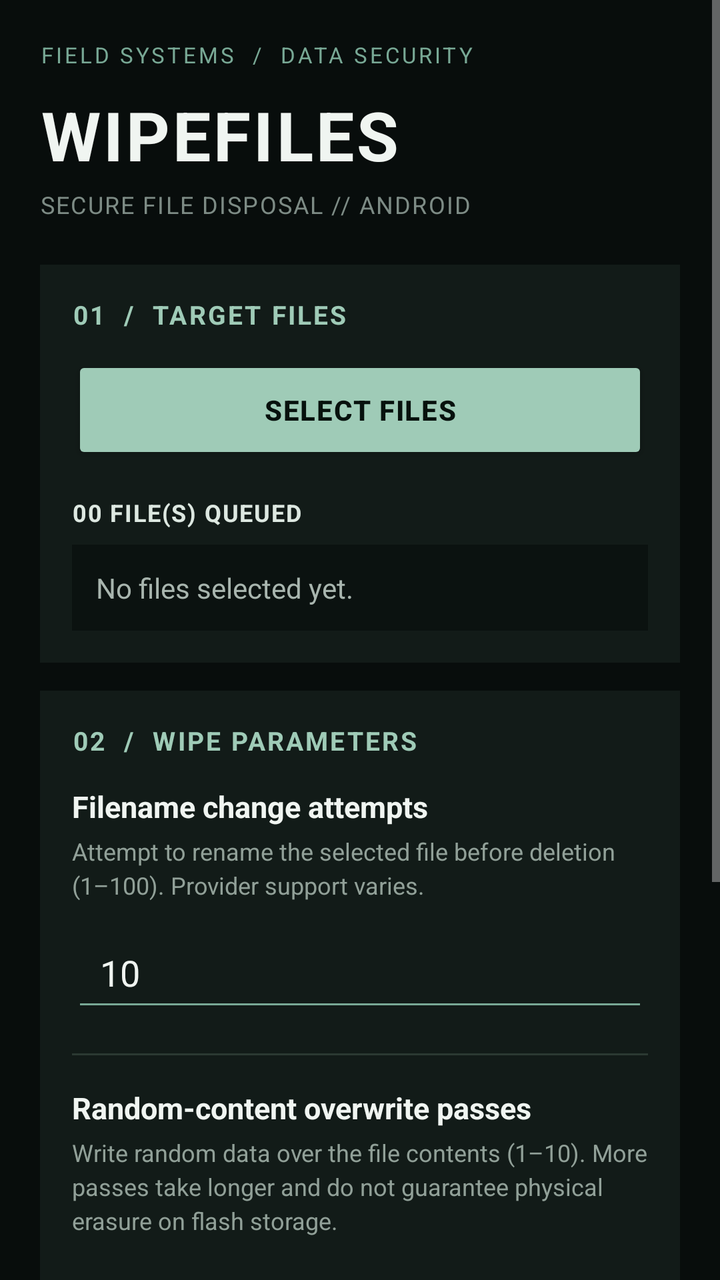
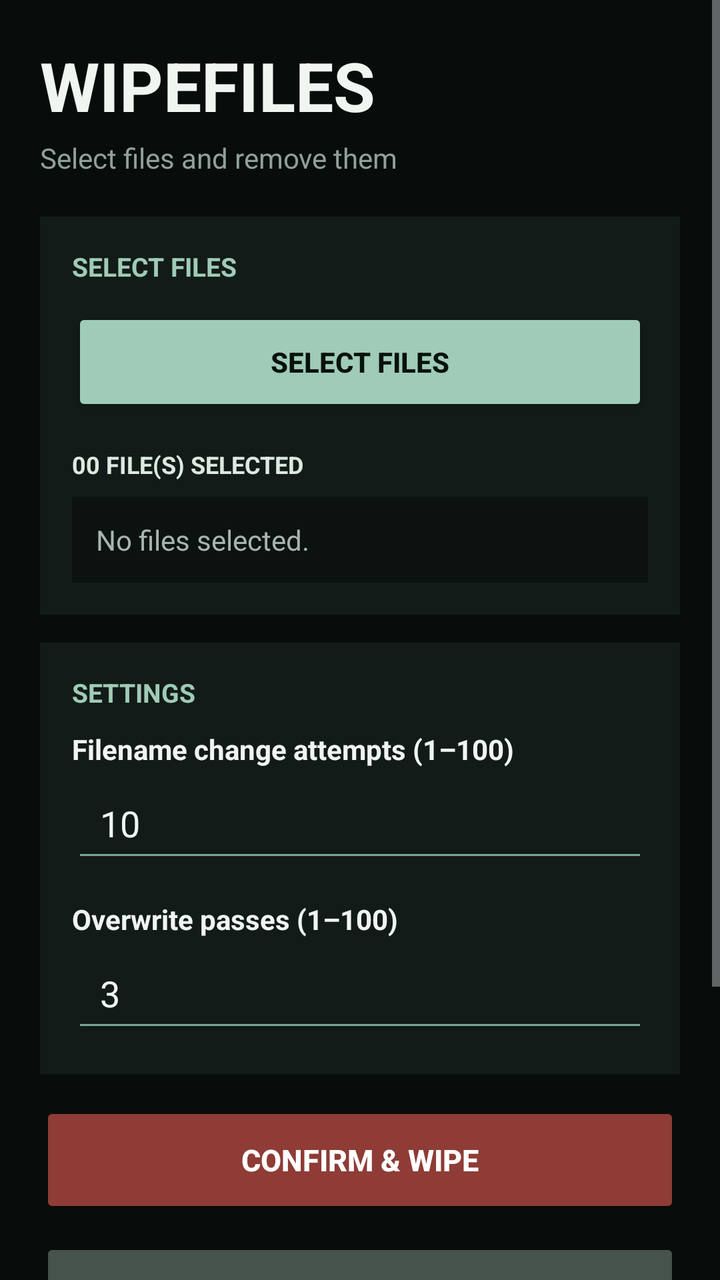

An Android layout rendered at two revisions. The XML below is the earlier revision; the diff shows what the commit changed to produce the second picture.
<!-- AndroidManifest.xml: activity theme android:Theme.Material.NoActionBar -->
<!-- res/layout/activity_main.xml -->
<?xml version="1.0" encoding="utf-8"?>
<ScrollView xmlns:android="http://schemas.android.com/apk/res/android"
    android:layout_width="match_parent"
    android:layout_height="match_parent"
    android:background="#080D0C"
    android:fillViewport="true"
    android:overScrollMode="never">

    <LinearLayout
        android:layout_width="match_parent"
        android:layout_height="wrap_content"
        android:orientation="vertical"
        android:padding="20dp">

        <TextView
            android:layout_width="match_parent"
            android:layout_height="wrap_content"
            android:text="FIELD SYSTEMS  /  DATA SECURITY"
            android:textColor="#78A895"
            android:textSize="11sp"
            android:letterSpacing="0.12"
            android:layout_marginBottom="10dp" />

        <TextView
            android:layout_width="match_parent"
            android:layout_height="wrap_content"
            android:text="WIPEFILES"
            android:textColor="#F0F5F1"
            android:textSize="34sp"
            android:textStyle="bold"
            android:letterSpacing="0.04" />

        <TextView
            android:layout_width="match_parent"
            android:layout_height="wrap_content"
            android:text="SECURE FILE DISPOSAL // ANDROID"
            android:textColor="#7D8B85"
            android:textSize="12sp"
            android:letterSpacing="0.06"
            android:layout_marginTop="4dp"
            android:layout_marginBottom="22dp" />

        <LinearLayout
            android:layout_width="match_parent"
            android:layout_height="wrap_content"
            android:orientation="vertical"
            android:padding="16dp"
            android:background="#121B18"
            android:layout_marginBottom="14dp">

            <TextView
                android:layout_width="match_parent"
                android:layout_height="wrap_content"
                android:text="01  /  TARGET FILES"
                android:textColor="#9FCBB7"
                android:textStyle="bold"
                android:textSize="13sp"
                android:letterSpacing="0.08"
                android:layout_marginBottom="12dp" />

            <Button
                android:id="@+id/btnPick"
                android:layout_width="match_parent"
                android:layout_height="54dp"
                android:text="SELECT FILES"
                android:textColor="#07110D"
                android:textStyle="bold"
                android:backgroundTint="#9FCBB7"
                android:letterSpacing="0.04" />

            <TextView
                android:id="@+id/selectedCount"
                android:layout_width="match_parent"
                android:layout_height="wrap_content"
                android:text="00 FILE(S) QUEUED"
                android:textColor="#DDE8E1"
                android:textSize="12sp"
                android:textStyle="bold"
                android:letterSpacing="0.05"
                android:layout_marginTop="16dp"
                android:layout_marginBottom="8dp" />

            <TextView
                android:id="@+id/selectedFiles"
                android:layout_width="match_parent"
                android:layout_height="wrap_content"
                android:text="No files selected yet."
                android:textColor="#A8B5AE"
                android:textSize="14sp"
                android:lineSpacingExtra="5dp"
                android:padding="12dp"
                android:background="#0B1210"
                android:textIsSelectable="true" />
        </LinearLayout>

        <LinearLayout
            android:layout_width="match_parent"
            android:layout_height="wrap_content"
            android:orientation="vertical"
            android:padding="16dp"
            android:background="#121B18"
            android:layout_marginBottom="14dp">

            <TextView
                android:layout_width="match_parent"
                android:layout_height="wrap_content"
                android:text="02  /  WIPE PARAMETERS"
                android:textColor="#9FCBB7"
                android:textStyle="bold"
                android:textSize="13sp"
                android:letterSpacing="0.08"
                android:layout_marginBottom="14dp" />

            <TextView
                android:layout_width="match_parent"
                android:layout_height="wrap_content"
                android:text="Filename change attempts"
                android:textColor="#F0F5F1"
                android:textSize="15sp"
                android:textStyle="bold" />

            <TextView
                android:layout_width="match_parent"
                android:layout_height="wrap_content"
                android:text="Attempt to rename the selected file before deletion (1–100). Provider support varies."
                android:textColor="#91A098"
                android:textSize="12sp"
                android:lineSpacingExtra="3dp"
                android:layout_marginTop="4dp"
                android:layout_marginBottom="8dp" />

            <EditText
                android:id="@+id/editNameChanges"
                android:layout_width="match_parent"
                android:layout_height="52dp"
                android:backgroundTint="#78A895"
                android:inputType="number"
                android:maxLength="3"
                android:paddingStart="14dp"
                android:paddingEnd="14dp"
                android:text="10"
                android:textColor="#F0F5F1"
                android:textColorHint="#718078"
                android:textSize="18sp"
                android:selectAllOnFocus="true"
                android:hint="1–100" />

            <View
                android:layout_width="match_parent"
                android:layout_height="1dp"
                android:background="#2B3932"
                android:layout_marginTop="16dp"
                android:layout_marginBottom="16dp" />

            <TextView
                android:layout_width="match_parent"
                android:layout_height="wrap_content"
                android:text="Random-content overwrite passes"
                android:textColor="#F0F5F1"
                android:textSize="15sp"
                android:textStyle="bold" />

            <TextView
                android:layout_width="match_parent"
                android:layout_height="wrap_content"
                android:text="Write random data over the file contents (1–10). More passes take longer and do not guarantee physical erasure on flash storage."
                android:textColor="#91A098"
                android:textSize="12sp"
                android:lineSpacingExtra="3dp"
                android:layout_marginTop="4dp"
                android:layout_marginBottom="8dp" />

            <EditText
                android:id="@+id/editContentPasses"
                android:layout_width="match_parent"
                android:layout_height="52dp"
                android:backgroundTint="#78A895"
                android:inputType="number"
                android:maxLength="2"
                android:paddingStart="14dp"
                android:paddingEnd="14dp"
                android:text="3"
                android:textColor="#F0F5F1"
                android:textColorHint="#718078"
                android:textSize="18sp"
                android:selectAllOnFocus="true"
                android:hint="1–10" />
        </LinearLayout>

        <Button
            android:id="@+id/btnWipe"
            android:layout_width="match_parent"
            android:layout_height="58dp"
            android:text="CONFIRM &amp; WIPE"
            android:textColor="#FFFFFF"
            android:textStyle="bold"
            android:textSize="15sp"
            android:letterSpacing="0.05"
            android:backgroundTint="#8E3C35"
            android:layout_marginBottom="14dp" />

        <LinearLayout
            android:layout_width="match_parent"
            android:layout_height="wrap_content"
            android:orientation="vertical"
            android:padding="16dp"
            android:background="#121B18">

            <TextView
                android:layout_width="match_parent"
                android:layout_height="wrap_content"
                android:text="OPERATION LOG"
                android:textColor="#9FCBB7"
                android:textStyle="bold"
                android:textSize="12sp"
                android:letterSpacing="0.08"
                android:layout_marginBottom="8dp" />

            <TextView
                android:id="@+id/status"
                android:layout_width="match_parent"
                android:layout_height="wrap_content"
                android:text="READY // Waiting for file selection"
                android:textColor="#DDE8E1"
                android:textSize="13sp"
                android:lineSpacingExtra="4dp"
                android:textIsSelectable="true" />
        </LinearLayout>

        <TextView
            android:layout_width="match_parent"
            android:layout_height="wrap_content"
            android:text="BEST-EFFORT ONLY  ·  STORAGE PROVIDERS AND FLASH MEMORY LIMIT ERASURE GUARANTEES"
            android:textColor="#718078"
            android:textSize="10sp"
            android:gravity="center"
            android:letterSpacing="0.04"
            android:lineSpacingExtra="3dp"
            android:layout_marginTop="18dp"
            android:layout_marginBottom="8dp" />

    </LinearLayout>
</ScrollView>
<!-- resources referenced by this layout -->
<resources>

</resources>

<!-- the commit's change to res/layout/activity_main.xml (unified diff, before → after) -->
@@ -1,243 +1,28 @@
 <?xml version="1.0" encoding="utf-8"?>
-<ScrollView xmlns:android="http://schemas.android.com/apk/res/android"
-    android:layout_width="match_parent"
-    android:layout_height="match_parent"
-    android:background="#080D0C"
-    android:fillViewport="true"
-    android:overScrollMode="never">
+<ScrollView xmlns:android="http://schemas.android.com/apk/res/android" android:layout_width="match_parent" android:layout_height="match_parent" android:background="#080D0C" android:fillViewport="true">
+<LinearLayout android:layout_width="match_parent" android:layout_height="wrap_content" android:orientation="vertical" android:padding="20dp">
+<TextView android:layout_width="match_parent" android:layout_height="wrap_content" android:text="WIPEFILES" android:textColor="#F0F5F1" android:textSize="34sp" android:textStyle="bold" android:layout_marginBottom="4dp"/>
+<TextView android:layout_width="match_parent" android:layout_height="wrap_content" android:text="Select files and remove them" android:textColor="#91A098" android:textSize="14sp" android:layout_marginBottom="20dp"/>
+<LinearLayout android:layout_width="match_parent" android:layout_height="wrap_content" android:orientation="vertical" android:padding="16dp" android:background="#121B18" android:layout_marginBottom="14dp">
+<TextView android:layout_width="match_parent" android:layout_height="wrap_content" android:text="SELECT FILES" android:textColor="#9FCBB7" android:textStyle="bold" android:textSize="13sp" android:layout_marginBottom="12dp"/>
+<Button android:id="@+id/btnPick" android:layout_width="match_parent" android:layout_height="54dp" android:text="SELECT FILES" android:textColor="#07110D" android:textStyle="bold" android:backgroundTint="#9FCBB7"/>
+<TextView android:id="@+id/selectedCount" android:layout_width="match_parent" android:layout_height="wrap_content" android:text="00 FILE(S) SELECTED" android:textColor="#DDE8E1" android:textSize="12sp" android:textStyle="bold" android:layout_marginTop="16dp" android:layout_marginBottom="8dp"/>
+<TextView android:id="@+id/selectedFiles" android:layout_width="match_parent" android:layout_height="wrap_content" android:text="No files selected." android:textColor="#A8B5AE" android:textSize="14sp" android:lineSpacingExtra="5dp" android:padding="12dp" android:background="#0B1210" android:textIsSelectable="true"/>
+</LinearLayout>
+<LinearLayout android:layout_width="match_parent" android:layout_height="wrap_content" android:orientation="vertical" android:padding="16dp" android:background="#121B18" android:layout_marginBottom="14dp">
+<TextView android:layout_width="match_parent" android:layout_height="wrap_content" android:text="SETTINGS" android:textColor="#9FCBB7" android:textStyle="bold" android:textSize="13sp" android:layout_marginBottom="10dp"/>
+<TextView android:layout_width="match_parent" android:layout_height="wrap_content" android:text="Filename change attempts (1–100)" android:textColor="#F0F5F1" android:textStyle="bold" android:textSize="14sp"/>
+<EditText android:id="@+id/editNameChanges" android:layout_width="match_parent" android:layout_height="52dp" android:backgroundTint="#78A895" android:inputType="number" android:maxLength="3" android:paddingStart="14dp" android:paddingEnd="14dp" android:text="10" android:textColor="#F0F5F1" android:textSize="18sp" android:selectAllOnFocus="true"/>
+<TextView android:layout_width="match_parent" android:layout_height="wrap_content" android:text="Overwrite passes (1–100)" android:textColor="#F0F5F1" android:textStyle="bold" android:textSize="14sp" android:layout_marginTop="14dp"/>
+<EditText android:id="@+id/editContentPasses" android:layout_width="match_parent" android:layout_height="52dp" android:backgroundTint="#78A895" android:inputType="number" android:maxLength="3" android:paddingStart="14dp" android:paddingEnd="14dp" android:text="3" android:textColor="#F0F5F1" android:textSize="18sp" android:selectAllOnFocus="true"/>
+</LinearLayout>
+<Button android:id="@+id/btnWipe" android:layout_width="match_parent" android:layout_height="58dp" android:text="CONFIRM &amp; WIPE" android:textColor="#FFFFFF" android:textStyle="bold" android:textSize="15sp" android:backgroundTint="#8E3C35" android:layout_marginBottom="10dp"/>
+<Button android:id="@+id/btnCancel" android:layout_width="match_parent" android:layout_height="52dp" android:text="CANCEL OPERATION" android:textColor="#FFFFFF" android:textStyle="bold" android:backgroundTint="#46534C" android:layout_marginBottom="14dp"/>
+<LinearLayout android:layout_width="match_parent" android:layout_height="wrap_content" android:orientation="vertical" android:padding="16dp" android:background="#121B18">
+<TextView android:layout_width="match_parent" android:layout_height="wrap_content" android:text="PROGRESS" android:textColor="#9FCBB7" android:textStyle="bold" android:textSize="13sp" android:layout_marginBottom="8dp"/>
+<TextView android:id="@+id/stage" android:layout_width="match_parent" android:layout_height="wrap_content" android:text="READY" android:textColor="#F0F5F1" android:textStyle="bold" android:textSize="16sp" android:layout_marginBottom="8dp"/>
+<ProgressBar android:id="@+id/progressBar" style="?android:attr/progressBarStyleHorizontal" android:layout_width="match_parent" android:layout_height="8dp" android:max="100" android:progress="0" android:progressTint="#9FCBB7" android:progressBackgroundTint="#2B3932" android:layout_marginBottom="12dp"/>
+<TextView android:id="@+id/status" android:layout_width="match_parent" android:layout_height="wrap_content" android:text="Select files, review settings, then confirm." android:textColor="#DDE8E1" android:textSize="13sp" android:lineSpacingExtra="4dp" android:textIsSelectable="true"/>
+</LinearLayout>
 
-    <LinearLayout
-        android:layout_width="match_parent"
-        android:layout_height="wrap_content"
-        android:orientation="vertical"
-        android:padding="20dp">
-
-        <TextView
-            android:layout_width="match_parent"
-            android:layout_height="wrap_content"
-            android:text="FIELD SYSTEMS  /  DATA SECURITY"
-            android:textColor="#78A895"
-            android:textSize="11sp"
-            android:letterSpacing="0.12"
-            android:layout_marginBottom="10dp" />
-
-        <TextView
-            android:layout_width="match_parent"
-            android:layout_height="wrap_content"
-            android:text="WIPEFILES"
-            android:textColor="#F0F5F1"
-            android:textSize="34sp"
-            android:textStyle="bold"
-            android:letterSpacing="0.04" />
-
-        <TextView
-            android:layout_width="match_parent"
-            android:layout_height="wrap_content"
-            android:text="SECURE FILE DISPOSAL // ANDROID"
-            android:textColor="#7D8B85"
-            android:textSize="12sp"
-            android:letterSpacing="0.06"
-            android:layout_marginTop="4dp"
-            android:layout_marginBottom="22dp" />
-
-        <LinearLayout
-            android:layout_width="match_parent"
-            android:layout_height="wrap_content"
-            android:orientation="vertical"
-            android:padding="16dp"
-            android:background="#121B18"
-            android:layout_marginBottom="14dp">
-
-            <TextView
-                android:layout_width="match_parent"
-                android:layout_height="wrap_content"
-                android:text="01  /  TARGET FILES"
-                android:textColor="#9FCBB7"
-                android:textStyle="bold"
-                android:textSize="13sp"
-                android:letterSpacing="0.08"
-                android:layout_marginBottom="12dp" />
-
-            <Button
-                android:id="@+id/btnPick"
-                android:layout_width="match_parent"
-                android:layout_height="54dp"
-                android:text="SELECT FILES"
-                android:textColor="#07110D"
-                android:textStyle="bold"
-                android:backgroundTint="#9FCBB7"
-                android:letterSpacing="0.04" />
-
-            <TextView
-                android:id="@+id/selectedCount"
-                android:layout_width="match_parent"
-                android:layout_height="wrap_content"
-                android:text="00 FILE(S) QUEUED"
-                android:textColor="#DDE8E1"
-                android:textSize="12sp"
-                android:textStyle="bold"
-                android:letterSpacing="0.05"
-                android:layout_marginTop="16dp"
-                android:layout_marginBottom="8dp" />
-
-            <TextView
-                android:id="@+id/selectedFiles"
-                android:layout_width="match_parent"
-                android:layout_height="wrap_content"
-                android:text="No files selected yet."
-                android:textColor="#A8B5AE"
-                android:textSize="14sp"
-                android:lineSpacingExtra="5dp"
-                android:padding="12dp"
-                android:background="#0B1210"
-                android:textIsSelectable="true" />
-        </LinearLayout>
-
-        <LinearLayout
-            android:layout_width="match_parent"
-            android:layout_height="wrap_content"
-            android:orientation="vertical"
-            android:padding="16dp"
-            android:background="#121B18"
-            android:layout_marginBottom="14dp">
-
-            <TextView
-                android:layout_width="match_parent"
-                android:layout_height="wrap_content"
-                android:text="02  /  WIPE PARAMETERS"
-                android:textColor="#9FCBB7"
-                android:textStyle="bold"
-                android:textSize="13sp"
-                android:letterSpacing="0.08"
-                android:layout_marginBottom="14dp" />
-
-            <TextView
-                android:layout_width="match_parent"
-                android:layout_height="wrap_content"
-                android:text="Filename change attempts"
-                android:textColor="#F0F5F1"
-                android:textSize="15sp"
-                android:textStyle="bold" />
-
-            <TextView
-                android:layout_width="match_parent"
-                android:layout_height="wrap_content"
-                android:text="Attempt to rename the selected file before deletion (1–100). Provider support varies."
-                android:textColor="#91A098"
-                android:textSize="12sp"
-                android:lineSpacingExtra="3dp"
-                android:layout_marginTop="4dp"
-                android:layout_marginBottom="8dp" />
-
-            <EditText
-                android:id="@+id/editNameChanges"
-                android:layout_width="match_parent"
-                android:layout_height="52dp"
-                android:backgroundTint="#78A895"
-                android:inputType="number"
-                android:maxLength="3"
-                android:paddingStart="14dp"
-                android:paddingEnd="14dp"
-                android:text="10"
-                android:textColor="#F0F5F1"
-                android:textColorHint="#718078"
-                android:textSize="18sp"
-                android:selectAllOnFocus="true"
-                android:hint="1–100" />
-
-            <View
-                android:layout_width="match_parent"
-                android:layout_height="1dp"
-                android:background="#2B3932"
-                android:layout_marginTop="16dp"
-                android:layout_marginBottom="16dp" />
-
-            <TextView
-                android:layout_width="match_parent"
-                android:layout_height="wrap_content"
-                android:text="Random-content overwrite passes"
-                android:textColor="#F0F5F1"
-                android:textSize="15sp"
-                android:textStyle="bold" />
-
-            <TextView
-                android:layout_width="match_parent"
-                android:layout_height="wrap_content"
-                android:text="Write random data over the file contents (1–10). More passes take longer and do not guarantee physical erasure on flash storage."
-                android:textColor="#91A098"
-                android:textSize="12sp"
-                android:lineSpacingExtra="3dp"
-                android:layout_marginTop="4dp"
-                android:layout_marginBottom="8dp" />
-
-            <EditText
-                android:id="@+id/editContentPasses"
-                android:layout_width="match_parent"
-                android:layout_height="52dp"
-                android:backgroundTint="#78A895"
-                android:inputType="number"
-                android:maxLength="2"
-                android:paddingStart="14dp"
-                android:paddingEnd="14dp"
-                android:text="3"
-                android:textColor="#F0F5F1"
-                android:textColorHint="#718078"
-                android:textSize="18sp"
-                android:selectAllOnFocus="true"
-                android:hint="1–10" />
-        </LinearLayout>
-
-        <Button
-            android:id="@+id/btnWipe"
-            android:layout_width="match_parent"
-            android:layout_height="58dp"
-            android:text="CONFIRM &amp; WIPE"
-            android:textColor="#FFFFFF"
-            android:textStyle="bold"
-            android:textSize="15sp"
-            android:letterSpacing="0.05"
-            android:backgroundTint="#8E3C35"
-            android:layout_marginBottom="14dp" />
-
-        <LinearLayout
-            android:layout_width="match_parent"
-            android:layout_height="wrap_content"
-            android:orientation="vertical"
-            android:padding="16dp"
-            android:background="#121B18">
-
-            <TextView
-                android:layout_width="match_parent"
-                android:layout_height="wrap_content"
-                android:text="OPERATION LOG"
-                android:textColor="#9FCBB7"
-                android:textStyle="bold"
-                android:textSize="12sp"
-                android:letterSpacing="0.08"
-                android:layout_marginBottom="8dp" />
-
-            <TextView
-                android:id="@+id/status"
-                android:layout_width="match_parent"
-                android:layout_height="wrap_content"
-                android:text="READY // Waiting for file selection"
-                android:textColor="#DDE8E1"
-                android:textSize="13sp"
-                android:lineSpacingExtra="4dp"
-                android:textIsSelectable="true" />
-        </LinearLayout>
-
-        <TextView
-            android:layout_width="match_parent"
-            android:layout_height="wrap_content"
-            android:text="BEST-EFFORT ONLY  ·  STORAGE PROVIDERS AND FLASH MEMORY LIMIT ERASURE GUARANTEES"
-            android:textColor="#718078"
-            android:textSize="10sp"
-            android:gravity="center"
-            android:letterSpacing="0.04"
-            android:lineSpacingExtra="3dp"
-            android:layout_marginTop="18dp"
-            android:layout_marginBottom="8dp" />
-
-    </LinearLayout>
-</ScrollView>
+</LinearLayout></ScrollView>
